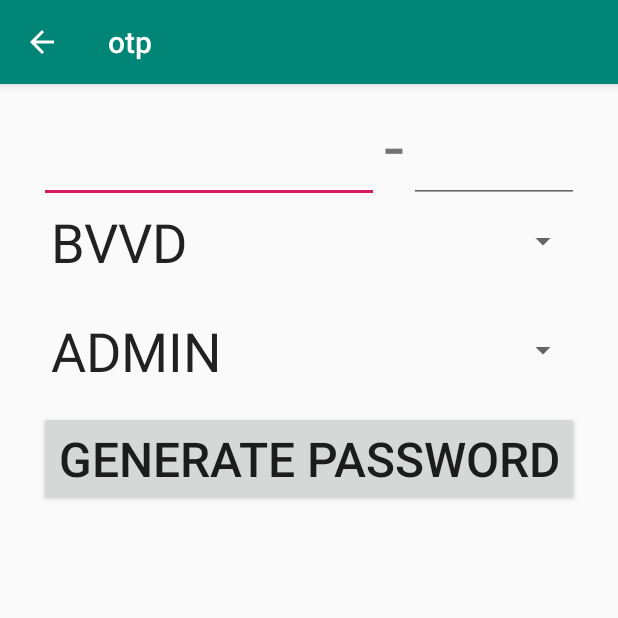
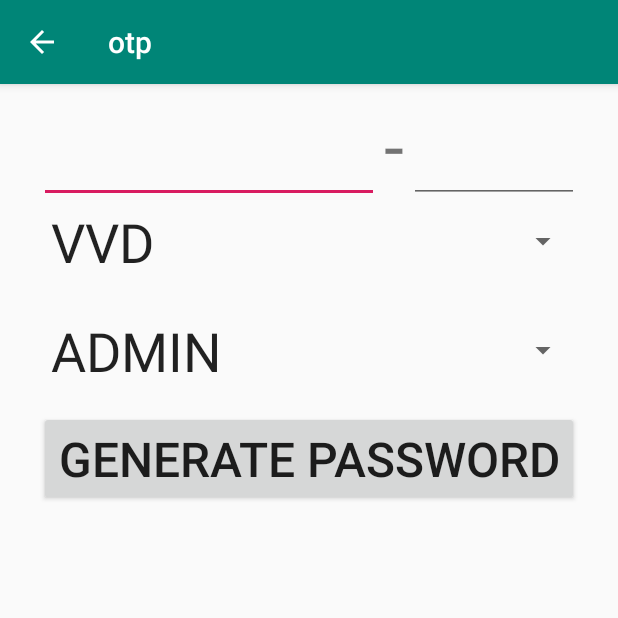
Before and after one commit to cbexpert23-create/otp-generator-notion, an Android app: the screen it shows after launch (MainActivity), on a phone screen of 412 x 824 dp, the top half of it. Run offline under Robolectric (Android 15) with nearby library versions, the phone set to English and light mode, and no system bars; 1 statement that could not run was skipped.

Commit message:
feat: VVD의 익숙한 이름으로 변경 (#1)
* BVVD → VVD

```diff
--- a/app/src/main/res/values/strings.xml
+++ b/app/src/main/res/values/strings.xml
@@ -1,7 +1,7 @@
 <resources>
     <string name="app_name">otp</string>
     <string-array name="devices">
-        <item>BVVD</item>
+        <item>VVD</item>
         <item>PCOS</item>
         <item>RTS</item>
     </string-array>
```
